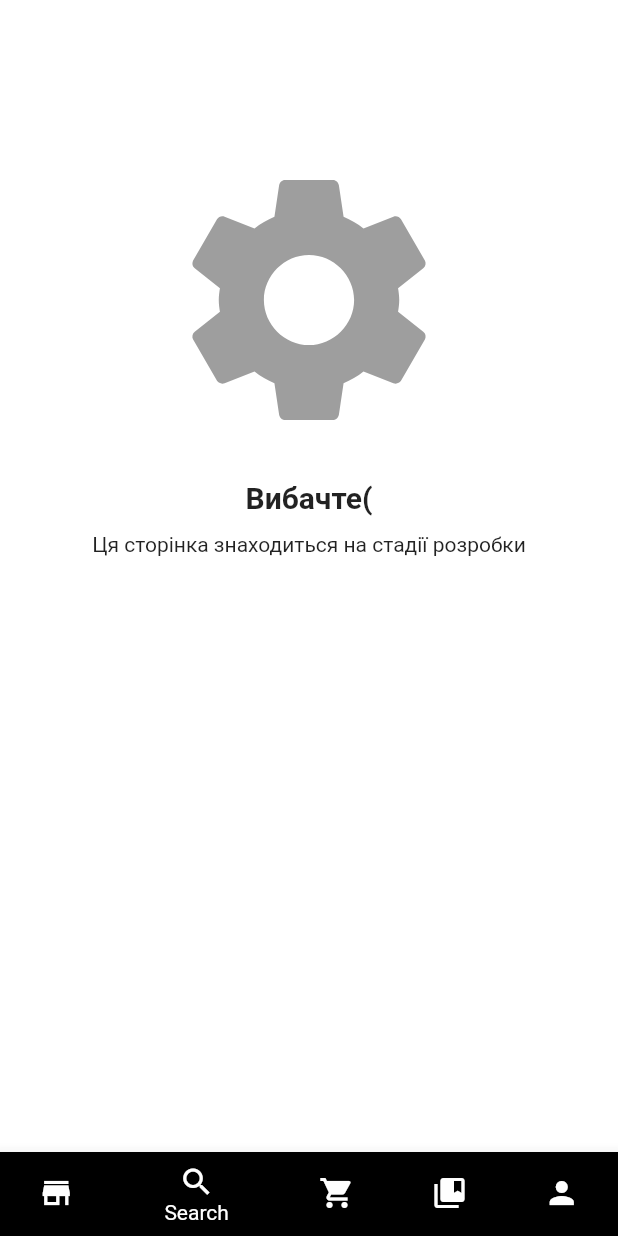
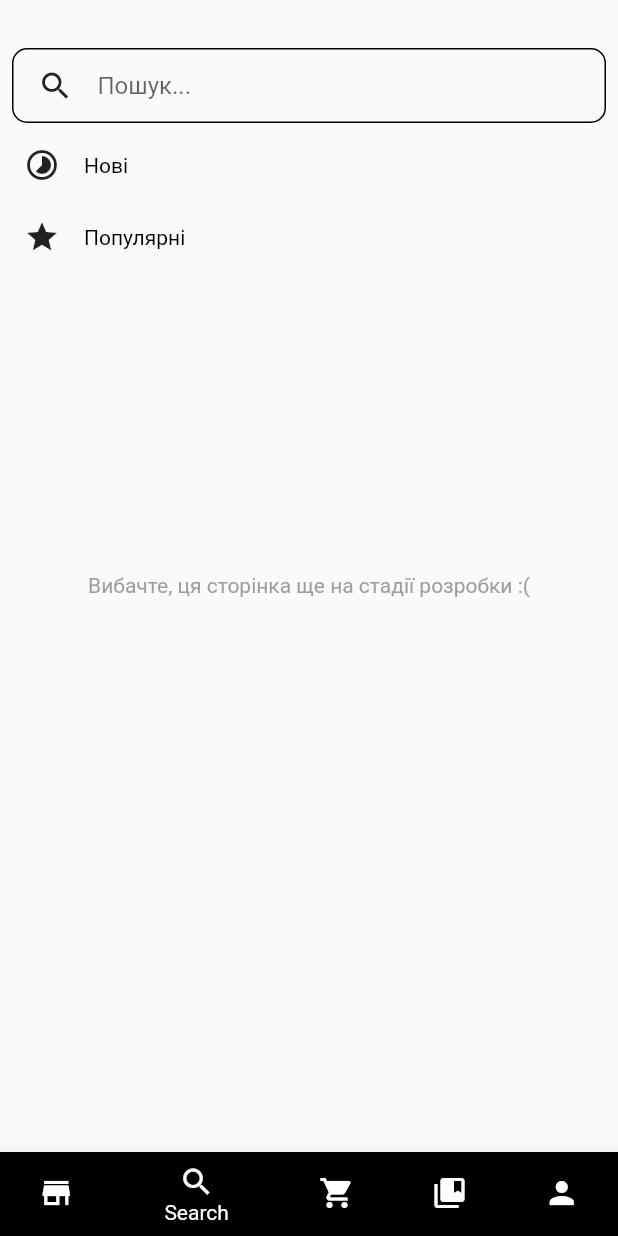
Before and after one commit to tooSadman/one_shop, a Flutter app: the HomePage screen opened by its route, item 2 of the bottom bar chosen, on a phone screen of 412 x 824 dp. Run offline on Flutter 3.47's test engine with Material 2 defaults, Android fonts, the phone set to English and light mode, and no system bars; our stand-ins replace cached_network_image, cloud_firestore, firebase_auth, firebase_storage, google_sign_in, image_picker and 1 more; missing offline and left inert: flutter_facebook_login; accounts and stored records are empty.

Commit message:
Release v 0.6.0

```diff
--- a/lib/Pages/home_page.dart
+++ b/lib/Pages/home_page.dart
@@ -1,4 +1,5 @@
 import 'dart:async';
+import 'package:project_f/Pages/home_pages/search_page.dart';
 import 'package:project_f/UI/blank_search_page.dart';
 import 'package:shared_preferences/shared_preferences.dart';
 import 'package:cloud_firestore/cloud_firestore.dart';
@@ -97,7 +98,7 @@ class NavigationIconView {
 
 class _HomePageState extends State<HomePage> with TickerProviderStateMixin {
   static ListPage _list_page = new ListPage();
-  static BlankSearchPage _search_page = new BlankSearchPage();
+  static SearchPage _search_page = new SearchPage();
   static CartPage _cart_page = new CartPage();
   static BoxesPage _boxes_page = new BoxesPage();
   static ProfilePage _profile_page = new ProfilePage(
--- a/lib/Pages/home_pages/profile_page.dart
+++ b/lib/Pages/home_pages/profile_page.dart
@@ -83,7 +83,7 @@ class ProfilePageState extends State<ProfilePage> {
                         ),
                       ),
                       new Text(
-                        "Привіт! Мене звати Павло Зібров і я вмію співати, танцювати і зваблювати жінок!",
+                        "Привіт! Мене звати Нікіта Кісельов і я розробник ONE:SHOP ^_^",
                         style: new TextStyle(
                           fontSize: 14.0,
                         ),
--- /dev/null
+++ b/lib/Pages/home_pages/search_page.dart
@@ -0,0 +1,98 @@
+import 'package:flutter/cupertino.dart';
+import 'package:flutter/material.dart';
+import 'package:flutter_staggered_grid_view/flutter_staggered_grid_view.dart';
+import 'package:project_f/UI/box_widget.dart';
+import 'package:project_f/UI/titled_text_in_shop_creating.dart';
+
+///
+/// Create by Nikita Kiselov
+///
+
+class SearchPage extends StatelessWidget {
+  @override
+  Widget build(BuildContext context) {
+    return new Material(
+      child: new Padding(
+        padding: new EdgeInsets.all(0.0),
+        child: new Column(
+          children: <Widget>[
+            new Padding(
+              padding:
+              new EdgeInsets.only(left: 8.0, top: 32.0, right: 8.0, bottom: 4.0),
+              child: new Container(
+                  decoration: new BoxDecoration(
+                      border: new Border.all(
+                        color: Colors.black,
+                      ),
+                      borderRadius: new BorderRadius.all(new Radius.circular(10.0))),
+                  child: new Row(
+                    children: <Widget>[
+                      new Container(
+                        //new
+                          margin: new EdgeInsets.symmetric(horizontal: 4.0), //new
+                          child: new IconButton(
+                            //new
+                            icon: new Icon(Icons.search), onPressed: () {}, //new
+                          )),
+                      new Flexible(
+                        child: new TextField(
+                          controller: null,
+                          onSubmitted: null,
+                          decoration:
+                          new InputDecoration.collapsed(hintText: "Пошук..."),
+                        ),
+                      ),
+                    ],
+                  )),
+            ),
+            new Row(
+              children: <Widget>[
+                new Container(
+                  //new
+                    margin: new EdgeInsets.symmetric(horizontal: 4.0), //new
+                    child: new IconButton(
+                      //new
+                      icon: new Icon(Icons.timelapse), onPressed: () {}, //new
+                    )),
+                new Flexible(
+                  child: new Text("Нові",
+                  style: new TextStyle(
+                    color: Colors.black
+                  ),
+                  )
+                ),
+              ],
+            ),
+            new Row(
+              children: <Widget>[
+                new Container(
+                  //new
+                    margin: new EdgeInsets.symmetric(horizontal: 4.0), //new
+                    child: new IconButton(
+                      //new
+                      icon: new Icon(Icons.star), onPressed: () {}, //new
+                    )),
+                new Flexible(
+                  child: new Text("Популярні",
+                    style: new TextStyle(
+                        color: Colors.black
+                    ),
+                  )
+                ),
+              ],
+            ),
+            new Container(
+              child: new Padding(padding: new EdgeInsets.only(top: 200.0),
+              child: new Text("Вибачте, ця сторінка ще на стадії розробки :(",
+                style: new TextStyle(
+                  color: Colors.grey
+                ),),
+              ),
+            )
+          ],
+        ),
+
+      ),
+    );
+  }
+}
```
Also changed, not shown: lib/Pages/adding_product_page.dart (+40 -15 lines), lib/Pages/creating_shop_intro/adding_images.dart (+22 -10 lines), lib/Pages/home_pages/boxes_page.dart (+4 -4 lines), lib/Pages/shop_page.dart (+27 -12 lines), lib/UI/box_widget.dart (+6 -3 lines), 1 other file.
